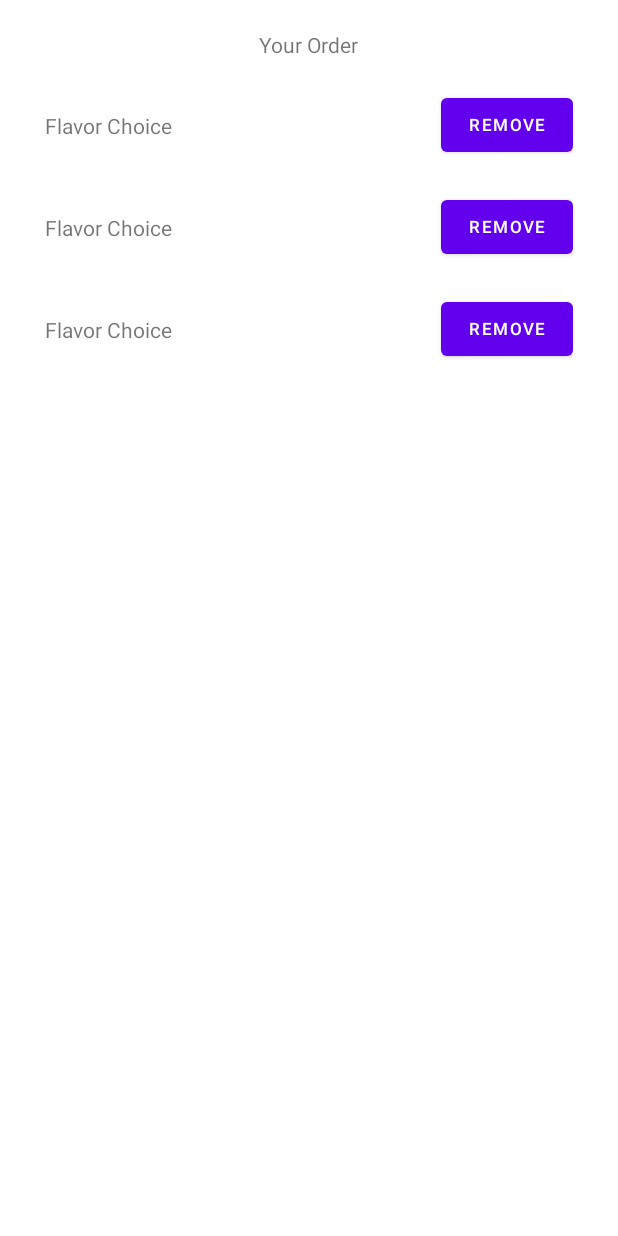
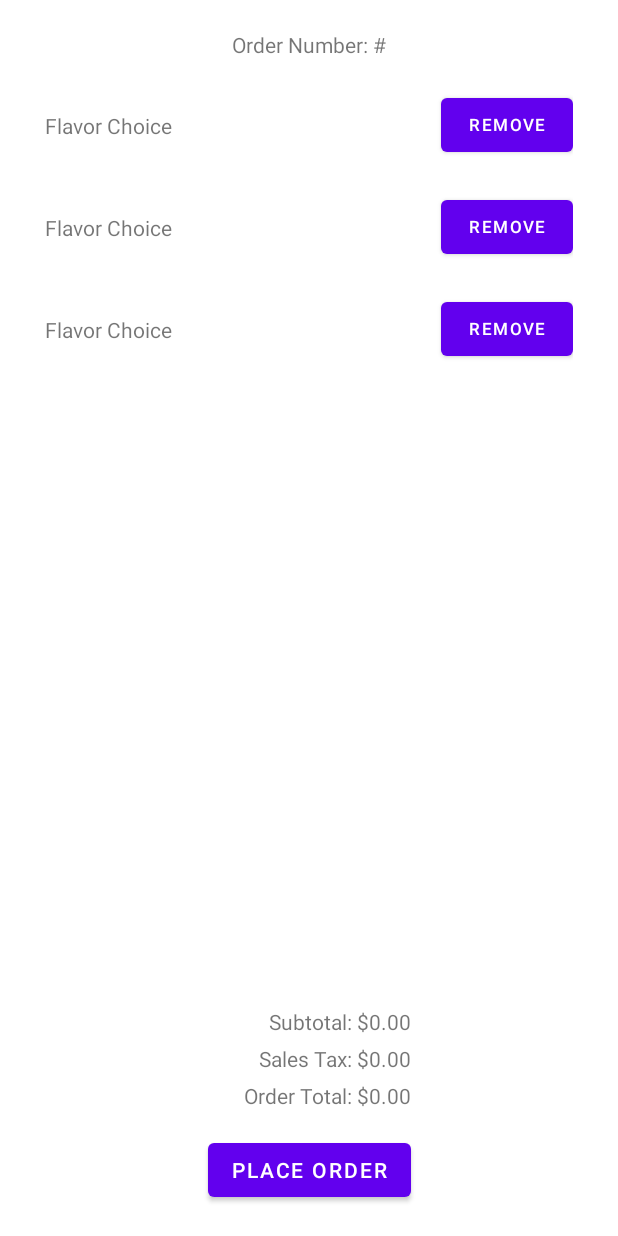
Before and after one commit to VikrantPulipati/SoftMethProj5, an Android app: the layout fragment_your_order.xml on its own in the app's theme, with its tools: preview values and no code run, on a phone screen of 412 x 824 dp. Run offline under Robolectric (Android 15) with nearby library versions, the phone set to English and light mode, and no system bars.

Commit message:
Implemented the Your Order screen

```diff
--- a/app/src/main/java/com/example/softmethproj5/models/Order.java
+++ b/app/src/main/java/com/example/softmethproj5/models/Order.java
@@ -53,7 +53,6 @@ public class Order extends BaseObservable {
      * Returns a Map containing the order items.
      * @return a Map containing the order items.
      */
-    @Bindable
     public Map<MenuItem, Integer> getItems() {
         return items;
     }
@@ -76,13 +75,11 @@ public class Order extends BaseObservable {
             if (items.containsKey(menuItem)) items.put(menuItem, items.get(menuItem)+basket.get(menuItem));
             else items.put(menuItem, basket.get(menuItem));
         }
-        notifyPropertyChanged(BR.items);
         calculateOrderTotal();
     }
 
     public void removeItem (MenuItem menuItem) {
         this.items.remove(menuItem);
-        notifyPropertyChanged(BR.items);
         calculateOrderTotal();
     }
 
--- a/app/src/main/java/com/example/softmethproj5/ui/adapters/YourOrderAdapter.java
+++ b/app/src/main/java/com/example/softmethproj5/ui/adapters/YourOrderAdapter.java
@@ -28,7 +28,7 @@ public class YourOrderAdapter extends RecyclerView.Adapter<YourOrderAdapter.Your
 
     public YourOrderAdapter(MainViewModel viewModel) {
         this.viewModel = viewModel;
-        currentOrder = viewModel.getCurrentOrder();
+        currentOrder = viewModel.getCurrentOrder().getValue();
         updateItemList();
     }
 
--- a/app/src/main/res/layout/fragment_your_order.xml
+++ b/app/src/main/res/layout/fragment_your_order.xml
@@ -15,26 +15,76 @@
         android:layout_height="match_parent"
         tools:context="ui.yourOrder.YourOrderFragment">
 
-
         <androidx.recyclerview.widget.RecyclerView
+            android:id="@+id/rv_order_items"
             android:layout_width="0dp"
-            android:layout_height="473dp"
+            android:layout_height="0dp"
             android:layout_marginStart="20dp"
             android:layout_marginTop="10dp"
             android:layout_marginEnd="20dp"
+            android:layout_marginBottom="20dp"
+            app:layout_constraintBottom_toTopOf="@+id/tv_order_subtotal"
             app:layout_constraintEnd_toEndOf="parent"
             app:layout_constraintStart_toStartOf="parent"
             app:layout_constraintTop_toBottomOf="@+id/textView"
-            tools:listitem="@layout/basket_list_item"/>
+            tools:listitem="@layout/basket_list_item" />
 
         <TextView
             android:id="@+id/textView"
             android:layout_width="wrap_content"
             android:layout_height="wrap_content"
             android:layout_marginTop="20dp"
-            android:text="@string/your_order"
+            android:text="@{String.format(@string/order_number, order.orderNumber)}"
             app:layout_constraintEnd_toEndOf="parent"
             app:layout_constraintStart_toStartOf="parent"
-            app:layout_constraintTop_toTopOf="parent" />
+            app:layout_constraintTop_toTopOf="parent"
+            tools:text="Order Number: #" />
+
+        <Button
+            android:id="@+id/bt_place_order"
+            android:layout_width="wrap_content"
+            android:layout_height="wrap_content"
+            android:layout_marginBottom="20dp"
+            android:text="@string/place_order"
+            app:layout_constraintBottom_toBottomOf="parent"
+            app:layout_constraintEnd_toEndOf="parent"
+            app:layout_constraintStart_toStartOf="parent" />
+
+        <TextView
+            android:id="@+id/tv_order_subtotal"
+            android:layout_width="wrap_content"
+            android:layout_height="wrap_content"
+            android:layout_marginBottom="5dp"
+            android:text="@{String.format(@string/order_total, order.subtotal)}"
+            app:layout_constraintBottom_toTopOf="@+id/tv_sales_tax"
+            app:layout_constraintEnd_toEndOf="@+id/tv_sales_tax"
+            app:layout_constraintHorizontal_bias="1.0"
+            app:layout_constraintStart_toStartOf="@+id/tv_sales_tax"
+            tools:text="Subtotal: $0.00"/>
+
+        <TextView
+            android:id="@+id/tv_sales_tax"
+            android:layout_width="wrap_content"
+            android:layout_height="wrap_content"
+            android:layout_marginBottom="5dp"
+            android:text="@{String.format(@string/order_total, order.salesTax)}"
+            app:layout_constraintBottom_toTopOf="@+id/tv_order_total"
+            app:layout_constraintEnd_toEndOf="@+id/tv_order_total"
+            app:layout_constraintHorizontal_bias="1.0"
+            app:layout_constraintStart_toStartOf="@+id/tv_order_total"
+            tools:text="Sales Tax: $0.00"/>
+
+        <TextView
+            android:id="@+id/tv_order_total"
+            android:layout_width="wrap_content"
+            android:layout_height="wrap_content"
+            android:layout_marginBottom="16dp"
+            android:text="@{String.format(@string/order_total, order.orderTotal)}"
+            app:layout_constraintBottom_toTopOf="@+id/bt_place_order"
+            app:layout_constraintEnd_toEndOf="@+id/bt_place_order"
+            app:layout_constraintHorizontal_bias="1.0"
+            app:layout_constraintStart_toStartOf="@+id/bt_place_order"
+            tools:text="Order Total: $0.00"/>
+
     </androidx.constraintlayout.widget.ConstraintLayout>
 </layout>
--- a/app/src/main/res/values/strings.xml
+++ b/app/src/main/res/values/strings.xml
@@ -39,4 +39,7 @@
     <string name="add_to_order">Add to Order</string>
     <string name="remove">Remove</string>
 
+    <string name="place_order">Place Order</string>
+    <string name="order_number">Order Number: #%d</string>
+
 </resources>
```
Also changed, not shown: app/src/main/java/com/example/softmethproj5/ui/main/MainFragment.java (+10 -27 lines), app/src/main/java/com/example/softmethproj5/ui/main/MainViewModel.java (+9 -6 lines), app/src/main/java/com/example/softmethproj5/ui/orderDonut/OrderDonutsFragment.java (+6 -1 lines), app/src/main/java/com/example/softmethproj5/ui/yourOrder/YourOrderFragment.java (+41 -1 lines).
